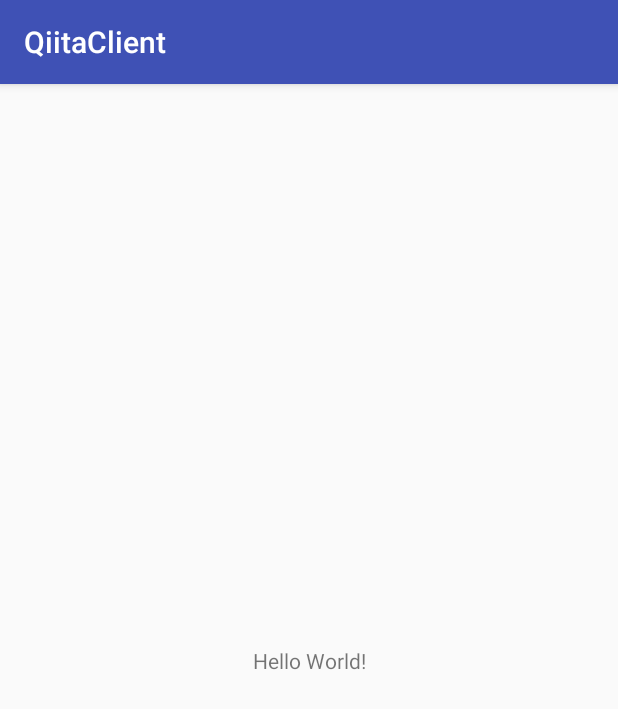
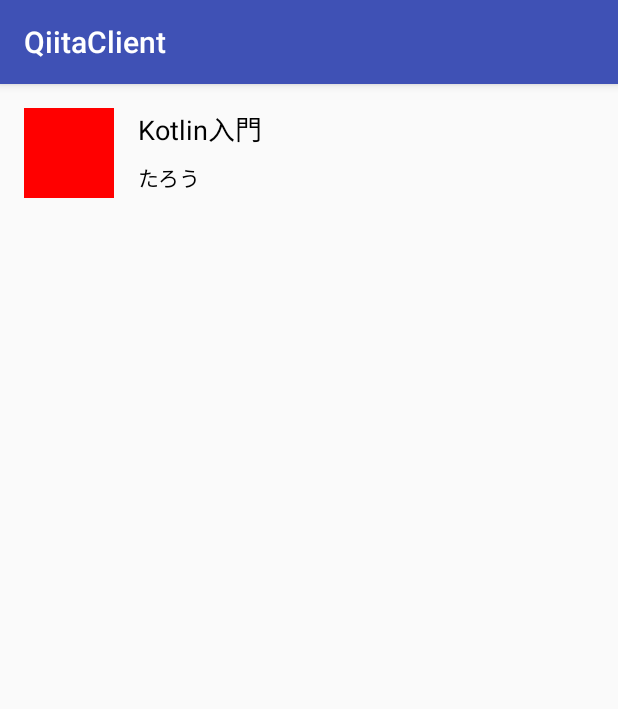
Before and after one commit to le-kamba/KotlinStartBook, an Android app: the screen it shows after launch (MainActivity), on a phone screen of 412 x 824 dp. Shown: the top 709 px of the screen. Run offline under Robolectric (Android 15) with nearby library versions, the phone set to English and light mode, and no system bars.

Commit message:
section2

```diff
--- a/AndroidProj/QiitaClient/app/src/main/kotlin/my/sample/qiitaclient/MainActivity.kt
+++ b/AndroidProj/QiitaClient/app/src/main/kotlin/my/sample/qiitaclient/MainActivity.kt
@@ -1,12 +1,27 @@
 package my.sample.qiitaclient
 
+import android.os.Bundle
 import android.support.v7.app.AppCompatActivity
-import android.os.Bundle
+import my.sample.qiitaclient.model.Article
+import my.sample.qiitaclient.model.User
+import my.sample.qiitaclient.view.ArticleView
 
 class MainActivity : AppCompatActivity() {
 
     override fun onCreate(savedInstanceState: Bundle?) {
         super.onCreate(savedInstanceState)
         setContentView(R.layout.activity_main)
+
+        // ArticleViewオブジェクトを作成
+        val articleView = ArticleView(applicationContext)
+
+        // Articleオブジェクトを作成して、ArticleViewにセット
+        articleView.setArticle(Article("123",
+                "Kotlin入門",
+                "http://www.example.com/articles/123",
+                User("456", "たろう", "")))
+
+        // このアクティビティにArticleViewをセット
+        setContentView(articleView)
     }
 }
--- /dev/null
+++ b/AndroidProj/QiitaClient/app/src/main/kotlin/my/sample/qiitaclient/extensions.kt
@@ -0,0 +1,8 @@
+package my.sample.qiitaclient
+
+import android.support.annotation.IdRes
+import android.view.View
+
+fun <T : View> View.bindView(@IdRes id: Int): Lazy<T> = lazy {
+    findViewById(id) as T
+}
--- /dev/null
+++ b/AndroidProj/QiitaClient/app/src/main/kotlin/my/sample/qiitaclient/view/ArticleView.kt
@@ -0,0 +1,43 @@
+package my.sample.qiitaclient.view
+
+import android.content.Context
+import android.graphics.Color
+import android.util.AttributeSet
+import android.view.LayoutInflater
+import android.widget.FrameLayout
+import android.widget.ImageView
+import android.widget.TextView
+import my.sample.qiitaclient.R
+import my.sample.qiitaclient.bindView
+import my.sample.qiitaclient.model.Article
+
+class ArticleView : FrameLayout {
+    constructor(context: Context?) : super(context)
+    constructor(context: Context?,
+                attrs: AttributeSet?) : super(context, attrs)
+
+    constructor(context: Context?,
+                attrs: AttributeSet?,
+                defStyleAttr: Int) : super(context, attrs, defStyleAttr)
+
+    constructor(context: Context?,
+                attrs: AttributeSet?,
+                defStyleAttr: Int,
+                defstyleRes: Int) : super(context, attrs, defStyleAttr, defstyleRes)
+
+    val profileImageView: ImageView by bindView(R.id.profile_image_view)
+    val titleTextView: TextView by bindView(R.id.title_text_view)
+    val userNameTextView: TextView by bindView(R.id.user_name_text_view)
+
+    init {
+        LayoutInflater.from(context).inflate(R.layout.view_article, this)
+    }
+
+    fun setArticle(article: Article) {
+        titleTextView.text = article.title
+        userNameTextView.text = article.user.name
+
+        // TODO プロフィール画像をセットする
+        profileImageView?.setBackgroundColor(Color.RED)
+    }
+}
--- /dev/null
+++ b/AndroidProj/QiitaClient/app/src/main/res/layout/view_article.xml
@@ -0,0 +1,42 @@
+<?xml version="1.0" encoding="utf-8"?>
+<android.support.constraint.ConstraintLayout xmlns:android="http://schemas.android.com/apk/res/android"
+    xmlns:app="http://schemas.android.com/apk/res-auto"
+    xmlns:tools="http://schemas.android.com/tools"
+    android:layout_width="match_parent"
+    android:layout_height="wrap_content">
+
+    <ImageView
+        android:id="@+id/profile_image_view"
+        android:layout_width="60dp"
+        android:layout_height="60dp"
+        android:layout_margin="16dp"
+        android:background="#f00"
+        app:layout_constraintBottom_toBottomOf="parent"
+        app:layout_constraintStart_toStartOf="parent"
+        app:layout_constraintTop_toTopOf="parent" />
+
+    <TextView
+        android:id="@+id/title_text_view"
+        android:layout_width="wrap_content"
+        android:layout_height="wrap_content"
+        android:layout_margin="16dp"
+        android:ellipsize="end"
+        android:maxLines="2"
+        android:textColor="@android:color/black"
+        android:textSize="18sp"
+        app:layout_constraintStart_toEndOf="@+id/profile_image_view"
+        app:layout_constraintTop_toTopOf="parent"
+        tools:text="記事のタイトル" />
+
+    <TextView
+        android:id="@+id/user_name_text_view"
+        android:layout_width="wrap_content"
+        android:layout_height="wrap_content"
+        android:layout_marginLeft="16dp"
+        android:layout_marginTop="8dp"
+        android:textColor="@android:color/black"
+        android:textSize="14sp"
+        app:layout_constraintStart_toEndOf="@+id/profile_image_view"
+        app:layout_constraintTop_toBottomOf="@+id/title_text_view"
+        tools:text="ユーザーの名前" />
+</android.support.constraint.ConstraintLayout>
```
